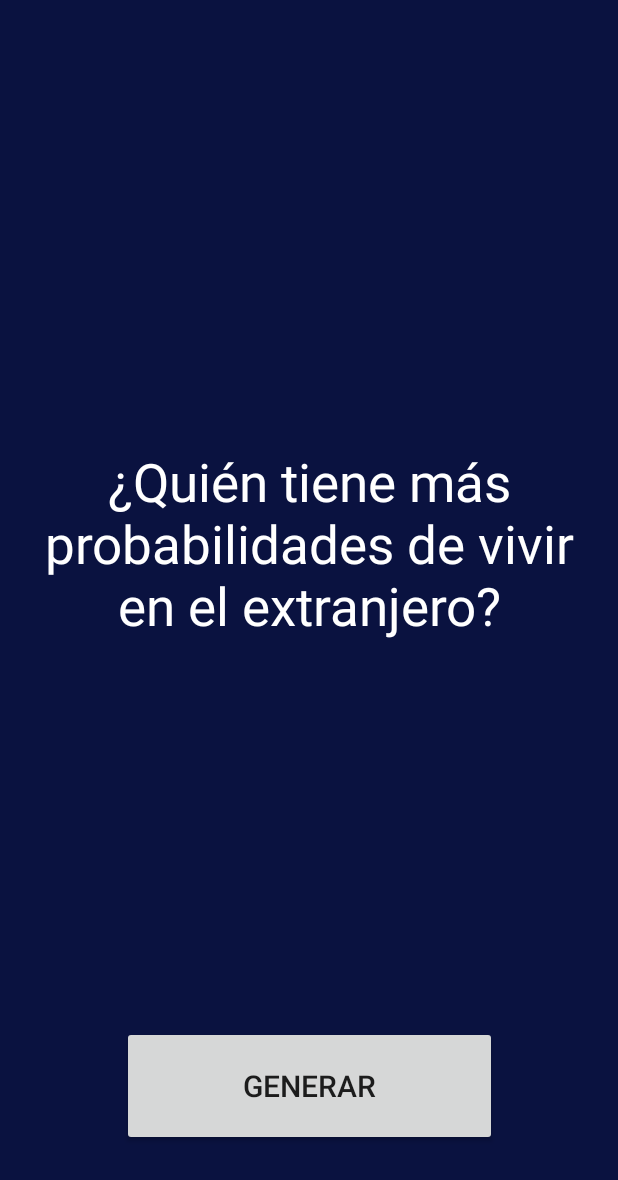
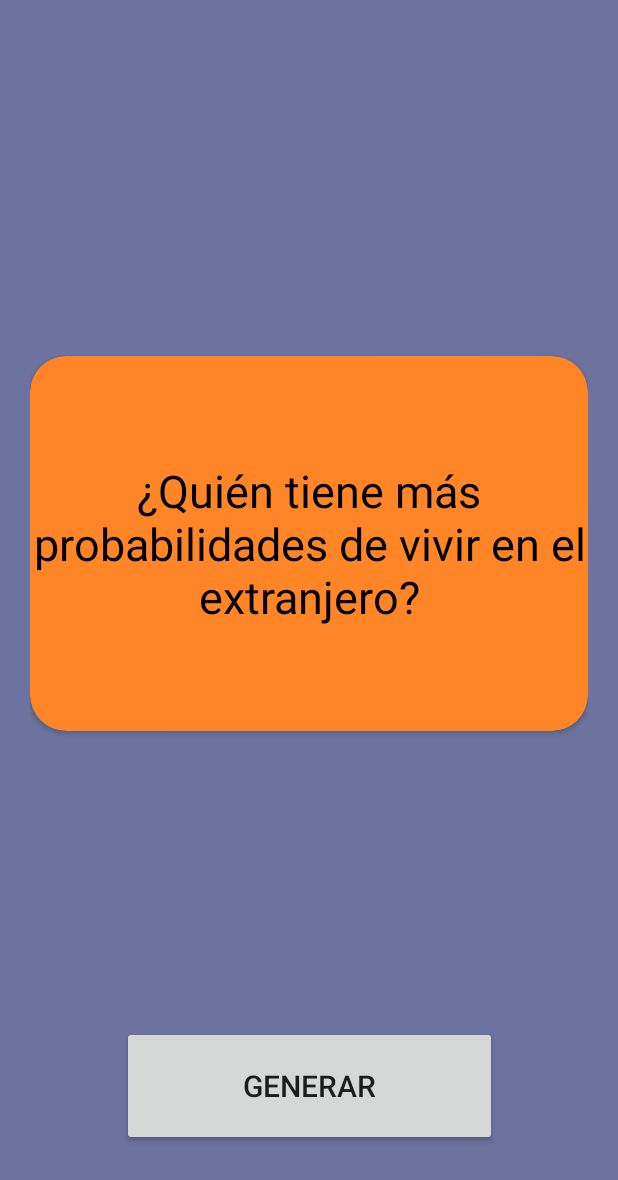
Before and after one commit to EzeDiazTrigo/QuestionsApp, an Android app: the screen it shows after launch (PreguntasActivity), after a tap on "QUIEN ES...", on a phone screen of 412 x 824 dp. Shown: the top 1180 px of the screen. Run offline under Robolectric (Android 15) with nearby library versions, the phone set to English and light mode, and no system bars.

Commit message:
QuestionApp 1.1.1
Cambio de colores segun la categoria y actualización de colores principales

```diff
--- a/Preguntas1/app/src/main/java/com/example/preguntas1/Preguntas/PreguntasActivity.kt
+++ b/Preguntas1/app/src/main/java/com/example/preguntas1/Preguntas/PreguntasActivity.kt
@@ -5,8 +5,10 @@ import android.widget.TextView
 import androidx.activity.enableEdgeToEdge
 import androidx.appcompat.app.AppCompatActivity
 import androidx.appcompat.widget.AppCompatButton
+import androidx.cardview.widget.CardView
 import androidx.core.view.ViewCompat
 import androidx.core.view.WindowInsetsCompat
+import androidx.core.content.ContextCompat
 import com.example.preguntas1.Menu.MenuActivity.Companion.DEEP_KEY
 import com.example.preguntas1.Menu.MenuActivity.Companion.MET_KEY
 import com.example.preguntas1.Menu.MenuActivity.Companion.TYPE_KEY
@@ -18,6 +20,7 @@ class PreguntasActivity : AppCompatActivity() {
 
     private lateinit var tvQuestion: TextView
     private lateinit var btnNext: AppCompatButton
+    private lateinit var cvQuestion: CardView
 
     override fun onCreate(savedInstanceState: Bundle?) {
         super.onCreate(savedInstanceState)
@@ -444,6 +447,7 @@ class PreguntasActivity : AppCompatActivity() {
         val type:String = intent.extras?.getString(TYPE_KEY) ?: ""
         tvQuestion = findViewById(R.id.Question)
         btnNext = findViewById(R.id.Next)
+        cvQuestion = findViewById(R.id.cvQuestion)
 
         when(type){
             WHO_KEY -> randomWhoIsQuestion(whoIsQuestions)
@@ -466,15 +470,18 @@ class PreguntasActivity : AppCompatActivity() {
     private fun randomWhoIsQuestion(whoIsQuestions: List<String>) {
         val random = Random.nextInt(0, whoIsQuestions.size+1)
         tvQuestion.text = whoIsQuestions[random]
+        cvQuestion.setCardBackgroundColor(ContextCompat.getColor(this, R.color.block_whois))
     }
 
     private fun randomDeepQuestion(deepQuestions: List<String>) {
         val random = Random.nextInt(0, deepQuestions.size+1)
         tvQuestion.text = deepQuestions[random]
+        cvQuestion.setCardBackgroundColor(ContextCompat.getColor(this, R.color.block_deep))
     }
 
     private fun randomMetQuestion(metQuestions: List<String>) {
         val random = Random.nextInt(0, metQuestions.size+1)
         tvQuestion.text = metQuestions[random]
+        cvQuestion.setCardBackgroundColor(ContextCompat.getColor(this, R.color.block_met))
     }
 }
--- a/Preguntas1/app/src/main/res/layout/activity_menu2.xml
+++ b/Preguntas1/app/src/main/res/layout/activity_menu2.xml
@@ -14,7 +14,7 @@
         android:layout_height="wrap_content"
 
         android:text="@string/category"
-        android:textColor="@color/white"
+        android:textColor="@color/text"
         android:textSize="45dp"
         android:layout_marginBottom="100dp"
         android:textStyle="bold"
@@ -27,7 +27,7 @@
         android:id="@+id/btnOne"
         android:layout_width="150dp"
         android:layout_height="150dp"
-        android:background="#F45"
+        android:background="@color/buttom_whois"
         android:text="@string/whois"
         android:textColor="@color/white"
         android:textSize="30sp"
@@ -39,7 +39,7 @@
         android:id="@+id/btnTwo"
         android:layout_width="150dp"
         android:layout_height="150dp"
-        android:background="#528"
+        android:background="@color/buttom_deep"
         android:text="@string/deep"
         android:textColor="@color/white"
         android:textSize="24sp"
@@ -51,7 +51,7 @@
         android:id="@+id/btnThree"
         android:layout_width="150dp"
         android:layout_height="150dp"
-        android:background="#008F39"
+        android:background="@color/buttom_met"
         android:text="@string/met"
         android:textColor="@color/white"
         android:textSize="28sp"
--- a/Preguntas1/app/src/main/res/layout/activity_preguntas.xml
+++ b/Preguntas1/app/src/main/res/layout/activity_preguntas.xml
@@ -5,36 +5,57 @@
     android:id="@+id/main"
     android:layout_width="match_parent"
     android:layout_height="match_parent"
-    tools:context=".Preguntas.PreguntasActivity"
+    android:background="@color/background_card"
     android:paddingHorizontal="20dp"
 
     android:paddingVertical="60dp"
-    android:background="@color/background_card">
+    tools:context=".Preguntas.PreguntasActivity">
 
-    <TextView
-        android:layout_width="wrap_content"
-        android:layout_height="wrap_content"
-        app:layout_constraintTop_toTopOf="parent"
+    <androidx.cardview.widget.CardView
+        android:id="@+id/cvQuestion"
+        android:layout_width="0dp"
+        android:layout_height="250dp"
+        android:layout_marginBottom="100dp"
+        android:foregroundGravity="center"
+        app:cardBackgroundColor="@color/block_whois"
+        app:cardCornerRadius="24dp"
         app:layout_constraintBottom_toBottomOf="parent"
+        app:layout_constraintEnd_toEndOf="parent"
         app:layout_constraintStart_toStartOf="parent"
-        app:layout_constraintEnd_toEndOf="parent"
-        android:id="@+id/Question"
-        android:textColor="@color/white"
-        tools:text="HOLA PREGUNTA"
-        android:textSize="35sp"
-        android:gravity="center"
-        android:layout_marginBottom="100dp"
-        />
+        app:layout_constraintTop_toTopOf="parent">
+
+        <androidx.appcompat.widget.LinearLayoutCompat
+            android:layout_width="match_parent"
+            android:layout_height="match_parent"
+            android:gravity="center"
+            android:orientation="vertical">
+
+            <TextView
+                android:id="@+id/Question"
+                android:layout_width="wrap_content"
+                android:layout_height="wrap_content"
+                android:gravity="center"
+                android:textColor="@color/text"
+                android:textSize="30sp"
+                app:layout_constraintBottom_toBottomOf="parent"
+                app:layout_constraintEnd_toEndOf="parent"
+                app:layout_constraintStart_toStartOf="parent"
+                app:layout_constraintTop_toTopOf="parent"
+                tools:text="HOLA PREGUNTA"
+                android:paddingVertical="10dp"
+
+                />
+        </androidx.appcompat.widget.LinearLayoutCompat>
+    </androidx.cardview.widget.CardView>
 
     <androidx.appcompat.widget.AppCompatButton
+        android:id="@+id/Next"
         android:layout_width="250dp"
         android:layout_height="80dp"
+        android:text="@string/next"
+        android:textSize="20sp"
         app:layout_constraintBottom_toBottomOf="parent"
-        app:layout_constraintStart_toStartOf="parent"
         app:layout_constraintEnd_toEndOf="parent"
-        android:textSize="20sp"
-        android:text="@string/next"
-        android:id="@+id/Next"
-        />
+        app:layout_constraintStart_toStartOf="parent" />
 
 </androidx.constraintlayout.widget.ConstraintLayout>
--- a/Preguntas1/app/src/main/res/values/colors.xml
+++ b/Preguntas1/app/src/main/res/values/colors.xml
@@ -8,9 +8,21 @@
     <color name="black">#FF000000</color>
     <color name="white">#FFFFFFFF</color>
 
-    <color name="background_card">#0A1240</color>
+    <color name="background_card">#6B739E</color>
     <color name="background_disable">#6C6C6C</color>
-    <color name="background_todo_app">#3F51B5</color>
+    <color name="background_todo_app">#6D80EC</color>
     <color name="subtitle_text">#CDCDCD</color>
 
+    <color name="background_whois">#FFFFFF</color>
+    <color name="block_whois">#FF8526</color>
+    <color name="buttom_whois">#FF8526</color>
+    <color name="background_deep">#6D83FF</color>
+    <color name="block_deep">#AA3CDA</color>
+    <color name="buttom_deep">#AA3CDA</color>
+    <color name="background_met">#C3FF7D</color>
+    <color name="block_met">#8BC34A</color>
+    <color name="buttom_met">#8BC34A</color>
+    <color name="text">#000000</color>
+
+
 </resources>
```
